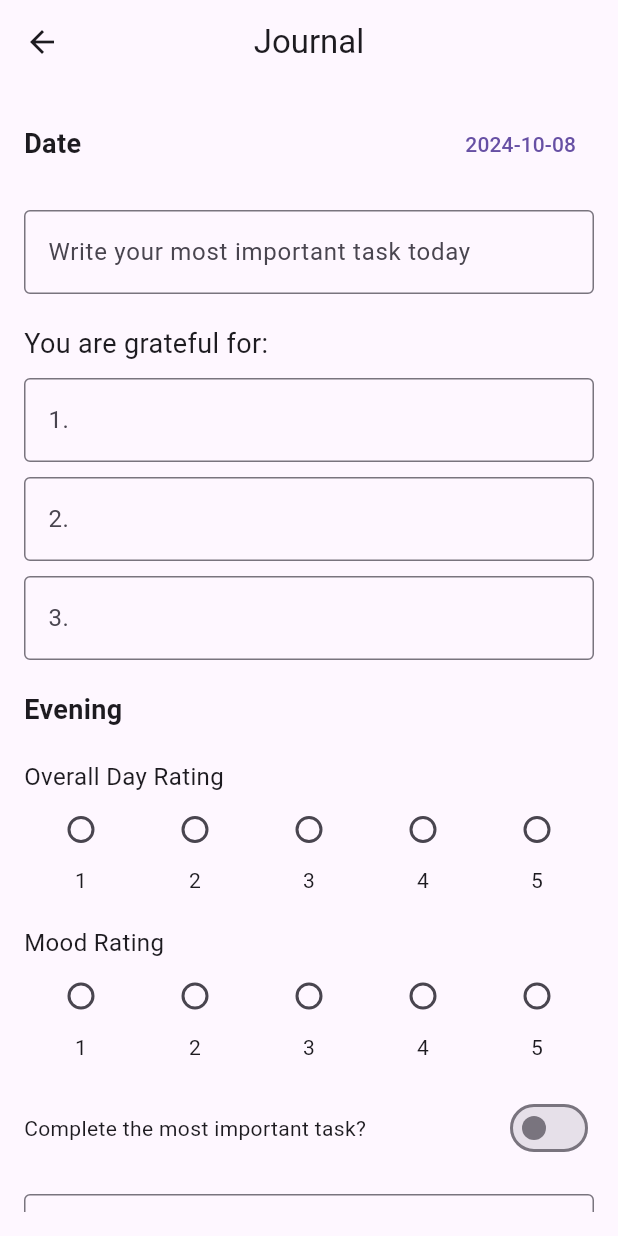
After one commit to bsc-com-29-19/mentora, a Flutter app: the JournalPage screen opened by its route, on a phone screen of 412 x 824 dp. The commit adds this screen. Run offline on Flutter 3.47's test engine with Material 3 defaults, Android fonts, the light colour scheme and no system bars.

Commit message:
Added a journal screen

```diff
--- /dev/null
+++ b/lib/auth/screens/journal/journal_page.dart
@@ -0,0 +1,183 @@
+import 'package:flutter/material.dart';
+
+class JournalPage extends StatefulWidget {
+  const JournalPage({super.key});
+
+  @override
+  // ignore: library_private_types_in_public_api
+  _JournalPageState createState() => _JournalPageState();
+}
+
+class _JournalPageState extends State<JournalPage> {
+  DateTime selectedDate = DateTime.now();
+  int overallRating = 0;
+  int moodRating = 0;
+  bool taskCompleted = false;
+  TextEditingController taskController = TextEditingController();
+  TextEditingController gratitudeController1 = TextEditingController();
+  TextEditingController gratitudeController2 = TextEditingController();
+  TextEditingController gratitudeController3 = TextEditingController();
+  TextEditingController daySummaryController = TextEditingController();
+
+  @override
+  Widget build(BuildContext context) {
+    return Scaffold(
+      appBar: AppBar(
+        title: Text("Journal"),
+        centerTitle: true,
+      ),
+      body: Padding(
+        padding: const EdgeInsets.all(16.0),
+        child: ListView(
+          children: [
+            // Date selector
+            Row(
+              mainAxisAlignment: MainAxisAlignment.spaceBetween,
+              children: [
+                Text(
+                  'Date',
+                  style: TextStyle(fontSize: 18, fontWeight: FontWeight.bold),
+                ),
+                TextButton(
+                  onPressed: () {
+                    _selectDate(context);
+                  },
+                  child: Text("${selectedDate.toLocal()}".split(' ')[0]),
+                ),
+              ],
+            ),
+            SizedBox(height: 20),
+
+            // Morning task
+            TextField(
+              controller: taskController,
+              decoration: InputDecoration(
+                labelText: 'Write your most important task today',
+                border: OutlineInputBorder(),
+              ),
+            ),
+            SizedBox(height: 20),
+
+            // Gratitude fields
+            Text('You are grateful for:', style: TextStyle(fontSize: 18)),
+            SizedBox(height: 10),
+            TextField(
+              controller: gratitudeController1,
+              decoration: InputDecoration(
+                hintText: '1.',
+                border: OutlineInputBorder(),
+              ),
+            ),
+            SizedBox(height: 10),
+            TextField(
+              controller: gratitudeController2,
+              decoration: InputDecoration(
+                hintText: '2.',
+                border: OutlineInputBorder(),
+              ),
+            ),
+            SizedBox(height: 10),
+            TextField(
+              controller: gratitudeController3,
+              decoration: InputDecoration(
+                hintText: '3.',
+                border: OutlineInputBorder(),
+              ),
+            ),
+            SizedBox(height: 20),
+
+            // Evening section
+            Text(
+              'Evening',
+              style: TextStyle(fontSize: 18, fontWeight: FontWeight.bold),
+            ),
+            SizedBox(height: 20),
+
+            // Overall day rating
+            Text('Overall Day Rating', style: TextStyle(fontSize: 16)),
+            Row(
+              mainAxisAlignment: MainAxisAlignment.spaceAround,
+              children: List.generate(5, (index) {
+                return _buildRadio(
+                  index + 1,
+                  overallRating,
+                  (value) => setState(() => overallRating = value!),
+                );
+              }),
+            ),
+            SizedBox(height: 20),
+
+            // Mood rating
+            Text('Mood Rating', style: TextStyle(fontSize: 16)),
+            Row(
+              mainAxisAlignment: MainAxisAlignment.spaceAround,
+              children: List.generate(5, (index) {
+                return _buildRadio(
+                  index + 1,
+                  moodRating,
+                  (value) => setState(() => moodRating = value!),
+                );
+              }),
+            ),
+            SizedBox(height: 20),
+
+            // Task completed
+            Row(
+              mainAxisAlignment: MainAxisAlignment.spaceBetween,
+              children: [
+                Text('Complete the most important task?'),
+                Switch(
+                  value: taskCompleted,
+                  onChanged: (value) {
+                    setState(() {
+                      taskCompleted = value;
+                    });
+                  },
+                ),
+              ],
+            ),
+            SizedBox(height: 20),
+
+            // How did you spend your day?
+            TextField(
+              controller: daySummaryController,
+              decoration: InputDecoration(
+                hintText: 'How did you spend your day?',
+                border: OutlineInputBorder(),
+              ),
+              maxLines: 5,
+            ),
+            SizedBox(height: 20),
+          ],
+        ),
+      ),
+    );
+  }
+
+  Widget _buildRadio(int value, int groupValue, ValueChanged<int?> onChanged) {
+    return Column(
+      children: [
+        Radio<int>(
+          value: value,
+          groupValue: groupValue,
+          onChanged: onChanged,
+        ),
+        Text('$value'),
+      ],
+    );
+  }
+
+  Future<void> _selectDate(BuildContext context) async {
+    final DateTime? picked = await showDatePicker(
+      context: context,
+      initialDate: selectedDate,
+      firstDate: DateTime(2020),
+      lastDate: DateTime(2101),
+    );
+    if (picked != null && picked != selectedDate) {
+      setState(() {
+        selectedDate = picked;
+      });
+    }
+  }
+}
--- a/lib/auth/screens/signup_screen.dart
+++ b/lib/auth/screens/signup_screen.dart
@@ -1,4 +1,5 @@
 import 'package:flutter/material.dart';
+import 'package:mentora_frontend/auth/screens/journal/journal_page.dart';
 
 class SignUpScreen extends StatefulWidget {
   const SignUpScreen({super.key});
@@ -152,6 +153,11 @@ class _SignUpScreenState extends State<SignUpScreen> {
                           print('Username: $_username');
                           print('Email: $_email');
                           print('Password: $_password');
+
+                           Navigator.pushReplacement(
+                            context,
+                            MaterialPageRoute(builder: (context) => JournalPage()),
+                          );
                         }
                       },
                       child: const Text(
@@ -177,6 +183,8 @@ class _SignUpScreenState extends State<SignUpScreen> {
                             style: TextStyle(color: Colors.green),
                           ),
                         ),
+
+
                       ],
                     ),
                   ],
--- a/lib/main.dart
+++ b/lib/main.dart
@@ -1,6 +1,7 @@
 import 'package:flutter/material.dart';
 import 'package:mentora_frontend/auth/screens/signin_screen.dart';
 import 'package:mentora_frontend/auth/screens/signup_screen.dart';
+import 'package:mentora_frontend/auth/screens/journal/journal_page.dart';
 
 void main() {
   runApp(const MyApp());
@@ -39,9 +40,11 @@ class MyApp extends StatelessWidget {
       ),
 
       home: const SignUpScreen(),
+
       routes: {
         '/login': (context) => const SigninScreen(),
         '/sign-up': (context) => const SignUpScreen(),
+        '/journal': (context) => const JournalPage(),
       },
 
       // home: const MyHomePage(title: 'Flutter Demo Home Page'),
```
